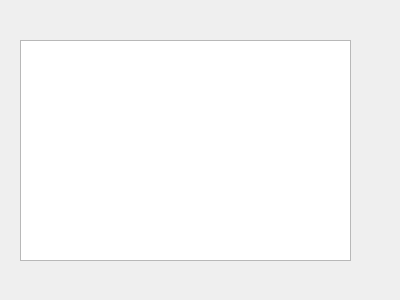
First picture: the form in currency_rate.ui, repository crazyrinchik/cpp_qt_project, before the edit.
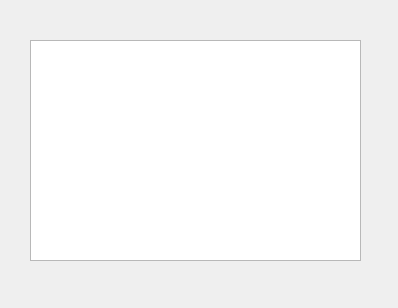
Second picture: the form after the edit.

Patch:
```diff
--- a/currency_rate.ui
+++ b/currency_rate.ui
@@ -6,8 +6,8 @@
    <rect>
     <x>0</x>
     <y>0</y>
-    <width>400</width>
-    <height>300</height>
+    <width>398</width>
+    <height>308</height>
    </rect>
   </property>
   <property name="windowTitle">
@@ -16,7 +16,7 @@
   <widget class="QTextEdit" name="textEdit">
    <property name="geometry">
     <rect>
-     <x>20</x>
+     <x>30</x>
      <y>40</y>
      <width>331</width>
      <height>221</height>
```
Left out of the diff: 4 changed lines with no effect on the pictures.
